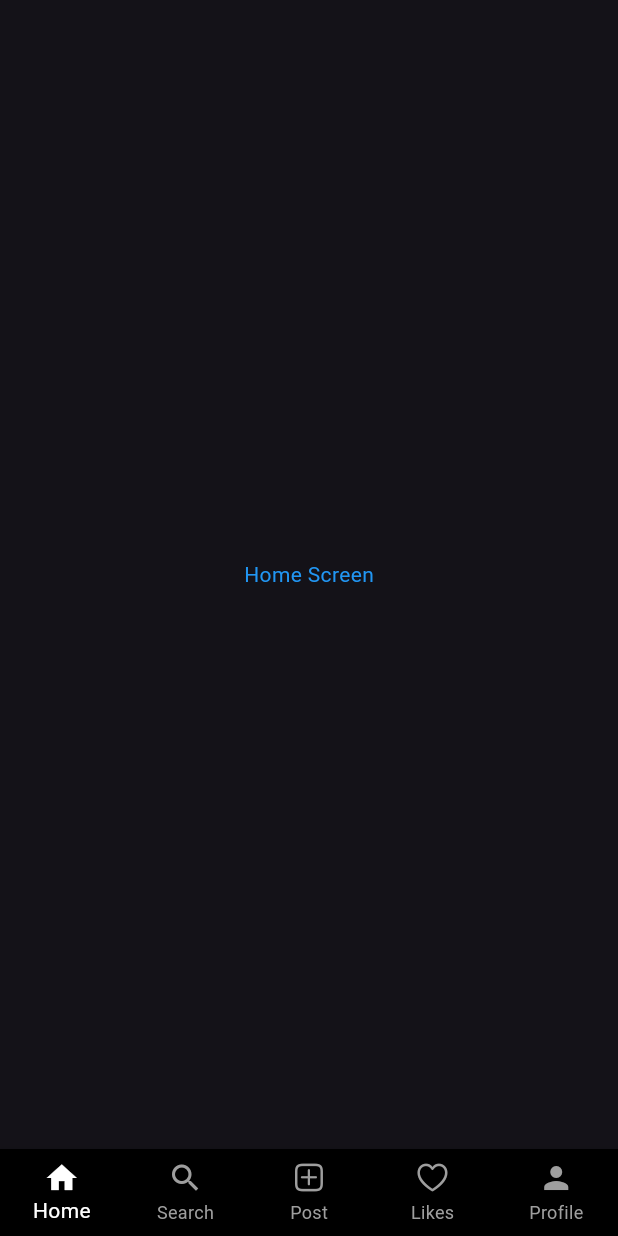
After one commit to Kumarjit-Hazra/instagram_clone, a Flutter app: the screen it shows after launch, after a tap on "Log In", on a phone screen of 412 x 824 dp. The commit adds this screen. Run offline on Flutter 3.47's test engine with Material 3 defaults, Android fonts, the phone set to English and light mode, and no system bars.

Commit message:
Moved filename.dart to newfolder/

```diff
--- /dev/null
+++ b/lib/bottomnav/bottomnav.dart
@@ -0,0 +1,69 @@
+import 'package:flutter/material.dart';
+import 'package:flutter/cupertino.dart';
+import 'package:insta_clone/screens/homescreen.dart';
+import 'package:insta_clone/screens/likescreen.dart';
+import 'package:insta_clone/screens/loginscreen.dart';
+import 'package:insta_clone/screens/postscreen.dart';
+import 'package:insta_clone/screens/profilescreen.dart';
+import 'package:insta_clone/screens/searchscreen.dart';
+
+class Bottomnav extends StatefulWidget {
+  const Bottomnav({super.key});
+
+  @override
+  State<Bottomnav> createState() => _BottomnavState();
+}
+
+class _BottomnavState extends State<Bottomnav> {
+  int currentindex = 0;
+
+  List<Widget> pages = [
+    Homescreen(),
+    Searchscreen(),
+    Postscreen(),
+    Likescreen(),
+    Profilescreen(),
+    LoginScreen(),
+  ];
+
+  @override
+  Widget build(BuildContext context) {
+    return Scaffold(
+      body: pages[currentindex],
+      bottomNavigationBar: BottomNavigationBar(
+        currentIndex: currentindex,
+        onTap: (index) {
+          setState(() {
+            currentindex = index;
+          });
+        },
+        type: BottomNavigationBarType.fixed,
+        backgroundColor: Colors.black,
+        selectedItemColor: Colors.white,
+        unselectedItemColor: Colors.grey,
+        items: const [
+          BottomNavigationBarItem(
+            icon: Icon(Icons.home),
+            label: 'Home',
+          ),
+          BottomNavigationBarItem(
+            icon: Icon(Icons.search),
+            label: 'Search',
+          ),
+          BottomNavigationBarItem(
+            icon: Icon(CupertinoIcons.plus_app),
+            label: 'Post',
+          ),
+          BottomNavigationBarItem(
+            icon: Icon(CupertinoIcons.heart),
+            label: 'Likes',
+          ),
+          BottomNavigationBarItem(
+            icon: Icon(Icons.person),
+            label: 'Profile',
+          ),
+        ],
+      ),
+    );
+  }
+}
--- a/lib/main.dart
+++ b/lib/main.dart
@@ -16,7 +16,7 @@ class MyApp extends StatelessWidget {
       theme: ThemeData.dark(),
       debugShowCheckedModeBanner: false,
 
-      home: Signupscreen(),
+      home: SplashScreen(),
     );
   }
 }
--- /dev/null
+++ b/lib/screens/homescreen.dart
@@ -0,0 +1,14 @@
+import 'package:flutter/material.dart';
+
+class Homescreen extends StatelessWidget {
+  const Homescreen({super.key});
+
+  @override
+  Widget build(BuildContext context) {
+    return Scaffold(
+      body: Center(
+        child: Text("Home Screen",style: TextStyle(color: Colors.blue),),
+      ),
+    );
+  }
+}
--- a/lib/screens/loginscreen.dart
+++ b/lib/screens/loginscreen.dart
@@ -1,12 +1,17 @@
-import 'package:flutter/foundation.dart';
 import 'package:flutter/material.dart';
+import 'package:insta_clone/Screens/signupscreen.dart';
 import 'package:insta_clone/widgets/uihelper.dart';
+import 'package:insta_clone/Screens/signupscreen.dart';
+import 'package:insta_clone/bottomnav/bottomnav.dart';
+import 'package:insta_clone/Widgets/uihelper.dart' hide Uihelper;
+class LoginScreen extends StatefulWidget {
+  @override
+  State<LoginScreen> createState() => _LoginScreenState();
+}
 
-class Loginscreen extends StatelessWidget {
-  final TextEditingController emailcontroller = TextEditingController();
-  final TextEditingController passwordcontroller = TextEditingController();
-
-  Loginscreen({super.key});
+class _LoginScreenState extends State<LoginScreen> {
+  TextEditingController emailController = TextEditingController();
+  TextEditingController passwordController = TextEditingController();
 
   @override
   Widget build(BuildContext context) {
@@ -16,55 +21,80 @@ class Loginscreen extends StatelessWidget {
           mainAxisAlignment: MainAxisAlignment.center,
           children: [
             Uihelper.CustomImage(imgurl: "logo.png"),
-            SizedBox(height: 30),
-            Uihelper.CustomTextfield(
-              controller: emailcontroller,
-              text: "Email",
-              tohide: false,
-              textinputtype: TextInputType.emailAddress,
-            ),
             SizedBox(height: 20),
             Uihelper.CustomTextfield(
-              controller: passwordcontroller,
+              controller: emailController,
+              text: "Email",
+              tohide: false, textinputtype: TextInputType.emailAddress,
+            ),
+            SizedBox(height: 15),
+            Uihelper.CustomTextfield(
+              controller: passwordController,
               text: "Password",
-              tohide: true,
-              textinputtype: TextInputType.text,
+              tohide: true, textinputtype: TextInputType.text,
             ),
             Row(
               mainAxisAlignment: MainAxisAlignment.end,
               children: [
-              Padding(padding: EdgeInsets.only(right: 20,),child: Uihelper.CustomTextButton(text: "Forgot password?", callback: (){}),
+                Padding(
+                  padding: EdgeInsets.only(right: 20),
+                  child: Uihelper.CustomTextButton(
+                    text: "Forgot password?",
+                    callback: () {},
+                  ),
+                ),
+              ],
+            ),
+            SizedBox(height: 10),
+            Uihelper.CustomButton(
+  callback: () {
+    Navigator.pushReplacement(
+      context,
+      MaterialPageRoute(
+        builder: (context) => Bottomnav(),
+      ),
+    );
+  },
+  buttonName: "Log In",
 ),
 
-            ],
-            ),
-            SizedBox(height: 10,),
-              Uihelper.CustomButton(callback: (){}, buttonName: "Log in"),
-              SizedBox(height: 20,
-
-              ),
+            SizedBox(height: 20),
             Row(
               mainAxisAlignment: MainAxisAlignment.center,
               children: [
                 Uihelper.CustomImage(imgurl: "fb.png"),
-                  Uihelper.CustomTextButton(text: "Log in with Facebook", callback: (){})
+                Uihelper.CustomTextButton(
+                  text: "Log in with Facebook",
+                  callback: () {},
+                ),
               ],
             ),
-              SizedBox(height: 10,
+            SizedBox(height: 10),
+            Text(
+              "OR",
+              style: TextStyle(fontSize: 12, fontWeight: FontWeight.w400),
             ),
-              Text("OR",style: TextStyle(fontSize: 12,fontWeight: FontWeight.w400),
-              ),
-              SizedBox(height: 20,
-              ),
+            SizedBox(height: 10),
             Row(
               mainAxisAlignment: MainAxisAlignment.center,
               children: [
-                  Text("Don’t have an account?",style: TextStyle(fontSize: 14,color: Colors.white),
-
+                Text(
+                  "Don't have an account?",
+                  style: TextStyle(fontSize: 14, color: Colors.white),
                 ),
-                  Uihelper.CustomTextButton(text: "Sign Up", callback: (){})
+                Uihelper.CustomTextButton(
+                  text: "Sign Up",
+                  callback: () {
+                    Navigator.push(
+                      context,
+                      MaterialPageRoute(
+                        builder: (context) => Signupscreen(),
+                      ),
+                    );
+                  },
+                ),
               ],
-              )
+            ),
           ],
         ),
       ),
--- a/lib/screens/signupscreen.dart
+++ b/lib/screens/signupscreen.dart
@@ -73,7 +73,7 @@ class _SignupscreenState extends State<Signupscreen> {
                       Navigator.pushReplacement(
                         context,
                         MaterialPageRoute(
-                          builder: (context) =>  Loginscreen(),
+                          builder: (context) =>  LoginScreen(),
                         ),
                       );
                     },
--- a/lib/screens/splash_screen.dart
+++ b/lib/screens/splash_screen.dart
@@ -19,7 +19,7 @@ class _SplashScreenState extends State<SplashScreen> {
       () {
         Navigator.pushReplacement(
           context,
-          MaterialPageRoute(builder: (context) => Loginscreen()),
+          MaterialPageRoute(builder: (context) => LoginScreen()),
         );
       },
     );
@@ -34,7 +34,7 @@ class _SplashScreenState extends State<SplashScreen> {
           children: [
             Uihelper.CustomImage(imgurl: "image.png"),
             SizedBox(height: 10),
-            Uihelper.CustomImage(imgurl: "Logo.png"),
+            Uihelper.CustomImage(imgurl: "logo.png"),
           ],
         ),
       ),
--- a/pubspec.yaml
+++ b/pubspec.yaml
@@ -53,9 +53,6 @@ flutter:
   # To add assets to your application, add an assets section, like this:
   assets:
     - assets/images/
-    - assets/images/logo.png
-    - assets/images/image.png
-
   # An image asset can refer to one or more resolution-specific "variants", see
   # https://flutter.dev/to/resolution-aware-images
   # For details regarding adding assets from package dependencies, see
```
Also changed, not shown: lib/screens/likescreen.dart (added, +14 -0 lines), lib/screens/postscreen.dart (added, +14 -0 lines), lib/screens/profilescreen.dart (added, +14 -0 lines), lib/screens/searchscreen.dart (added, +14 -0 lines), assets/images/add.png (added), assets/images/home.png (added), assets/images/likes.png (added), assets/images/profileicon.png (added), assets/images/search.png (added). Lines whose indentation alone changed are shown as unchanged.
